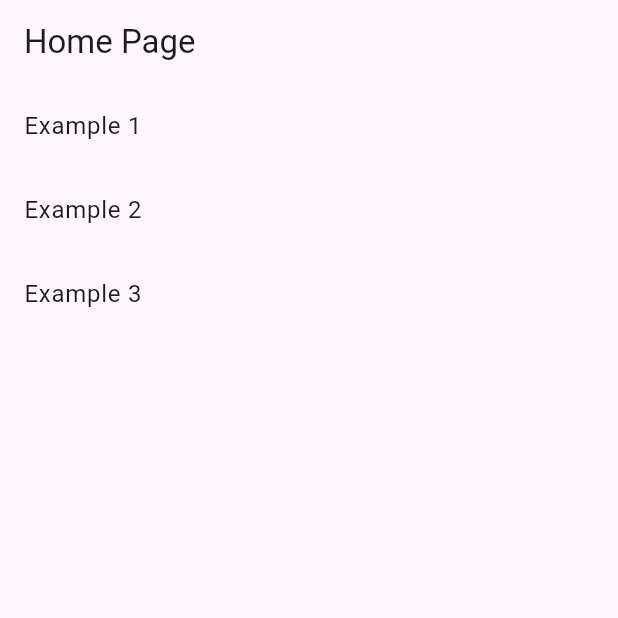
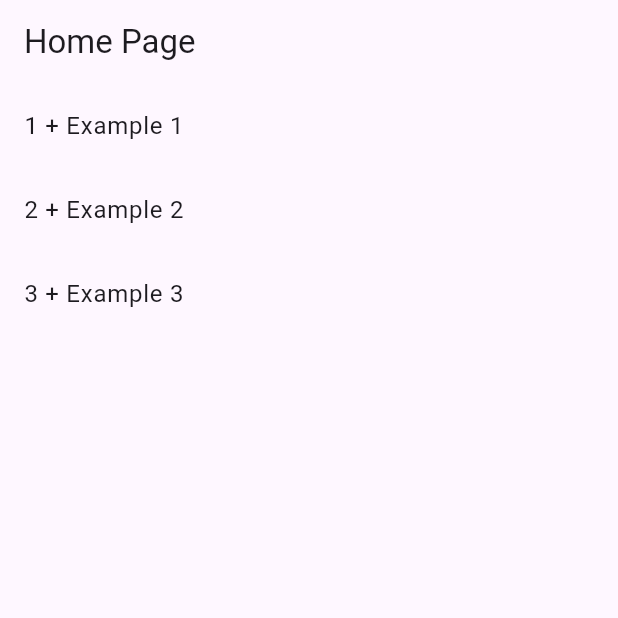
Before and after one commit to davidru85/flutterdemo, a Flutter app: the screen it shows after launch, on a phone screen of 412 x 824 dp, the top half of it. Run offline on Flutter 3.47's test engine with Material 3 defaults, Android fonts, the phone set to English and light mode, and no system bars.

Commit message:
Adds item id into printing

```diff
--- a/lib/presentation/pages/home_page.dart
+++ b/lib/presentation/pages/home_page.dart
@@ -34,7 +34,7 @@ class _HomePageState extends State<HomePage> {
               itemCount: bloc.examples.length,
               itemBuilder: (context, index) {
                 return ListTile(
-                  title: Text(bloc.examples[index].name),
+                  title: Text("${bloc.examples[index].id} + ${bloc.examples[index].name}"),
                 );
               },
             );
```
